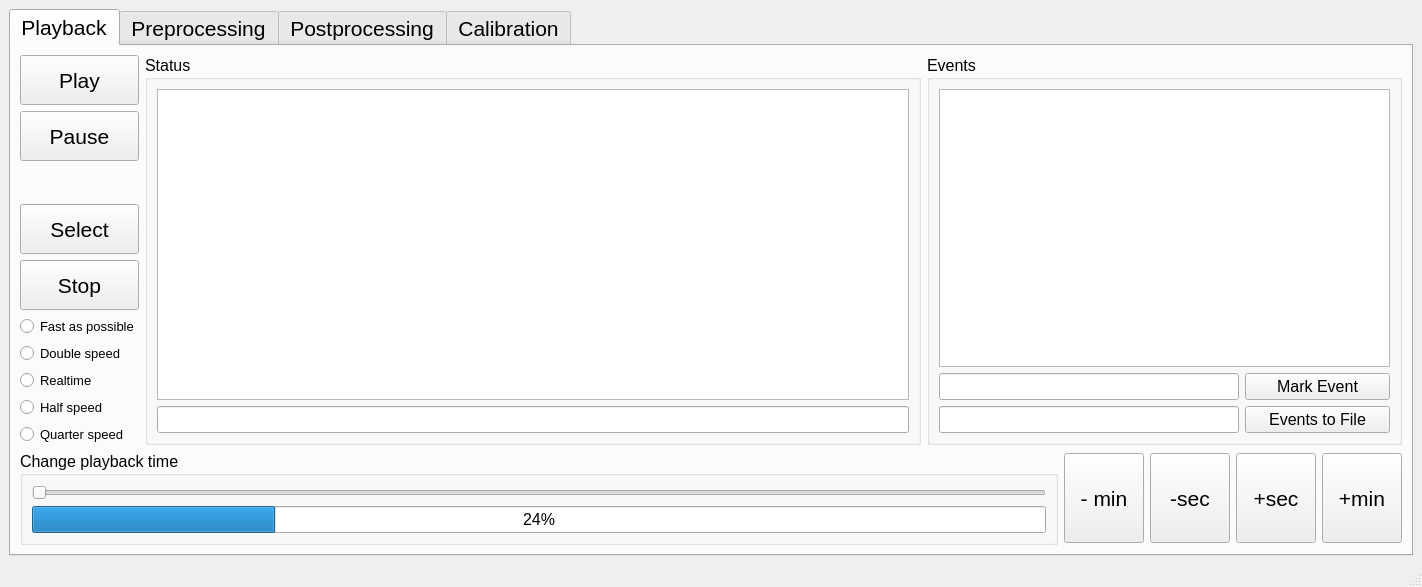
Before: the Qt Designer form dataset_gui/src/datasetgui.ui in chinitaberrio/dataset_tools, drawn with Qt 5.
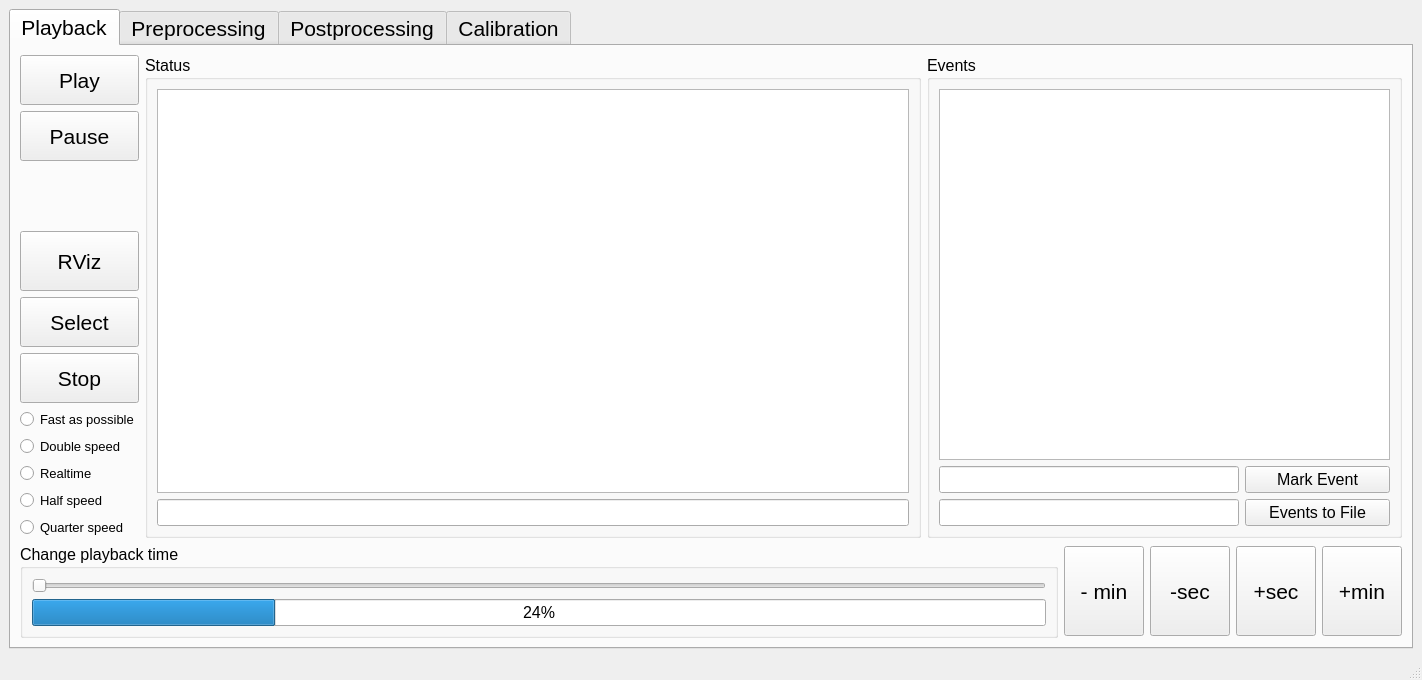
After: the same form once the commit is applied.

Commit message: include rviz launcher in gui, publish the clock message from bag playback and set use_sim_time to true in the rviz launcher

```diff
--- a/dataset_gui/src/datasetgui.ui
+++ b/dataset_gui/src/datasetgui.ui
@@ -7,7 +7,7 @@
     <x>0</x>
     <y>0</y>
     <width>1422</width>
-    <height>587</height>
+    <height>680</height>
    </rect>
   </property>
   <property name="windowTitle">
@@ -73,6 +73,19 @@
               </property>
              </spacer>
             </item>
+            <item>
+             <widget class="QPushButton" name="launchRViz">
+              <property name="minimumSize">
+               <size>
+                <width>0</width>
+                <height>60</height>
+               </size>
+              </property>
+              <property name="text">
+               <string>RViz</string>
+              </property>
+             </widget>
+            </item>
             <item>
              <widget class="QPushButton" name="selectButton">
               <property name="minimumSize">
```
The commit also changes 7 other files.
